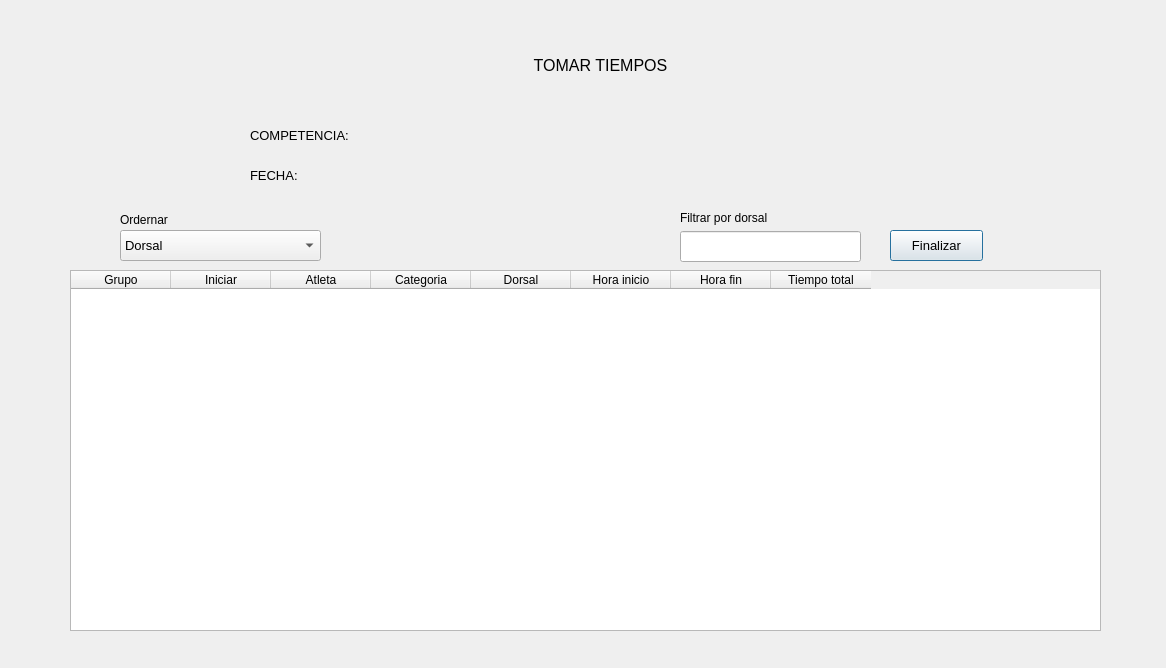
Qt form qt/takeTimeView.ui (germang2/CrossfitTimer) before a commit.
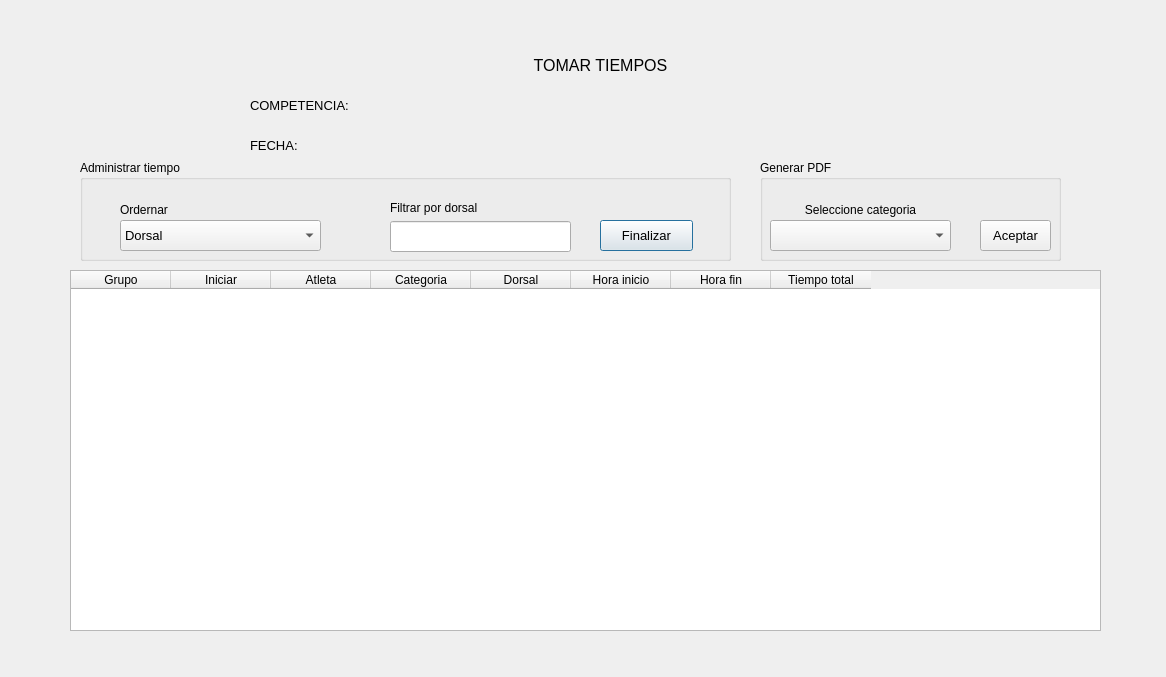
The same form after that commit.

Commit message: Generate pdf by category

Patch:
```diff
--- a/qt/takeTimeView.ui
+++ b/qt/takeTimeView.ui
@@ -7,7 +7,7 @@
     <x>0</x>
     <y>0</y>
     <width>1166</width>
-    <height>668</height>
+    <height>677</height>
    </rect>
   </property>
   <property name="windowTitle">
@@ -38,7 +38,7 @@
    <property name="geometry">
     <rect>
      <x>250</x>
-     <y>120</y>
+     <y>90</y>
      <width>141</width>
      <height>31</height>
     </rect>
@@ -56,7 +56,7 @@
    <property name="geometry">
     <rect>
      <x>250</x>
-     <y>160</y>
+     <y>130</y>
      <width>141</width>
      <height>31</height>
     </rect>
@@ -74,7 +74,7 @@
    <property name="geometry">
     <rect>
      <x>380</x>
-     <y>120</y>
+     <y>90</y>
      <width>141</width>
      <height>31</height>
     </rect>
@@ -92,7 +92,7 @@
    <property name="geometry">
     <rect>
      <x>380</x>
-     <y>160</y>
+     <y>130</y>
      <width>141</width>
      <height>31</height>
     </rect>
@@ -175,7 +175,7 @@
    <property name="geometry">
     <rect>
      <x>120</x>
-     <y>230</y>
+     <y>220</y>
      <width>201</width>
      <height>31</height>
     </rect>
@@ -224,8 +224,8 @@
   <widget class="QLineEdit" name="ed_filter">
    <property name="geometry">
     <rect>
-     <x>680</x>
-     <y>231</y>
+     <x>390</x>
+     <y>221</y>
      <width>181</width>
      <height>31</height>
     </rect>
@@ -234,8 +234,8 @@
   <widget class="QLabel" name="label_5">
    <property name="geometry">
     <rect>
-     <x>680</x>
-     <y>210</y>
+     <x>390</x>
+     <y>200</y>
      <width>181</width>
      <height>16</height>
     </rect>
@@ -247,8 +247,8 @@
   <widget class="QPushButton" name="btn_update_final_time">
    <property name="geometry">
     <rect>
-     <x>890</x>
-     <y>230</y>
+     <x>600</x>
+     <y>220</y>
      <width>93</width>
      <height>31</height>
     </rect>
@@ -266,7 +266,7 @@
    <property name="geometry">
     <rect>
      <x>120</x>
-     <y>210</y>
+     <y>200</y>
      <width>111</width>
      <height>20</height>
     </rect>
@@ -275,6 +275,182 @@
     <string>Ordernar</string>
    </property>
   </widget>
+  <widget class="QComboBox" name="cb_categories">
+   <property name="geometry">
+    <rect>
+     <x>770</x>
+     <y>220</y>
+     <width>181</width>
+     <height>31</height>
+    </rect>
+   </property>
+  </widget>
+  <widget class="QLabel" name="label_8">
+   <property name="geometry">
+    <rect>
+     <x>770</x>
+     <y>200</y>
+     <width>181</width>
+     <height>20</height>
+    </rect>
+   </property>
+   <property name="text">
+    <string>Seleccione categoria</string>
+   </property>
+   <property name="alignment">
+    <set>Qt::AlignCenter</set>
+   </property>
+  </widget>
+  <widget class="QPushButton" name="btn_generate_pdf">
+   <property name="geometry">
+    <rect>
+     <x>980</x>
+     <y>220</y>
+     <width>71</width>
+     <height>31</height>
+    </rect>
+   </property>
+   <property name="font">
+    <font>
+     <pointsize>10</pointsize>
+    </font>
+   </property>
+   <property name="text">
+    <string>Aceptar</string>
+   </property>
+  </widget>
+  <widget class="QGroupBox" name="groupBox">
+   <property name="geometry">
+    <rect>
+     <x>760</x>
+     <y>160</y>
+     <width>301</width>
+     <height>101</height>
+    </rect>
+   </property>
+   <property name="title">
+    <string>Generar PDF</string>
+   </property>
+  </widget>
+  <widget class="QGroupBox" name="groupBox_2">
+   <property name="geometry">
+    <rect>
+     <x>80</x>
+     <y>160</y>
+     <width>651</width>
+     <height>101</height>
+    </rect>
+   </property>
+   <property name="palette">
+    <palette>
+     <active>
+      <colorrole role="Light">
+       <brush brushstyle="SolidPattern">
+        <color alpha="255">
+         <red>255</red>
+         <green>0</green>
+         <blue>0</blue>
+        </color>
+       </brush>
+      </colorrole>
+      <colorrole role="Base">
+       <brush brushstyle="SolidPattern">
+        <color alpha="255">
+         <red>255</red>
+         <green>255</green>
+         <blue>255</blue>
+        </color>
+       </brush>
+      </colorrole>
+     </active>
+     <inactive>
+      <colorrole role="Light">
+       <brush brushstyle="SolidPattern">
+        <color alpha="255">
+         <red>255</red>
+         <green>0</green>
+         <blue>0</blue>
+        </color>
+       </brush>
+      </colorrole>
+      <colorrole role="Base">
+       <brush brushstyle="SolidPattern">
+        <color alpha="255">
+         <red>255</red>
+         <green>255</green>
+         <blue>255</blue>
+        </color>
+       </brush>
+      </colorrole>
+     </inactive>
+     <disabled>
+      <colorrole role="Light">
+       <brush brushstyle="SolidPattern">
+        <color alpha="255">
+         <red>255</red>
+         <green>0</green>
+         <blue>0</blue>
+        </color>
+       </brush>
+      </colorrole>
+      <colorrole role="Base">
+       <brush brushstyle="SolidPattern">
+        <color alpha="255">
+         <red>240</red>
+         <green>240</green>
+         <blue>240</blue>
+        </color>
+       </brush>
+      </colorrole>
+     </disabled>
+    </palette>
+   </property>
+   <property name="title">
+    <string>Administrar tiempo</string>
+   </property>
+  </widget>
+  <widget class="QLabel" name="lb_msg">
+   <property name="geometry">
+    <rect>
+     <x>530</x>
+     <y>640</y>
+     <width>571</width>
+     <height>16</height>
+    </rect>
+   </property>
+   <property name="font">
+    <font>
+     <weight>75</weight>
+     <bold>true</bold>
+    </font>
+   </property>
+   <property name="styleSheet">
+    <string notr="true">color: green;</string>
+   </property>
+   <property name="text">
+    <string/>
+   </property>
+   <property name="alignment">
+    <set>Qt::AlignCenter</set>
+   </property>
+  </widget>
+  <zorder>groupBox</zorder>
+  <zorder>groupBox_2</zorder>
+  <zorder>label</zorder>
+  <zorder>label_2</zorder>
+  <zorder>label_3</zorder>
+  <zorder>lb_competence_name</zorder>
+  <zorder>lb_competence_date</zorder>
+  <zorder>table_times</zorder>
+  <zorder>cb_order_table</zorder>
+  <zorder>ed_filter</zorder>
+  <zorder>label_5</zorder>
+  <zorder>btn_update_final_time</zorder>
+  <zorder>label_7</zorder>
+  <zorder>cb_categories</zorder>
+  <zorder>label_8</zorder>
+  <zorder>btn_generate_pdf</zorder>
+  <zorder>lb_msg</zorder>
  </widget>
  <resources/>
  <connections/>
```
The commit also changes 6 other files.
